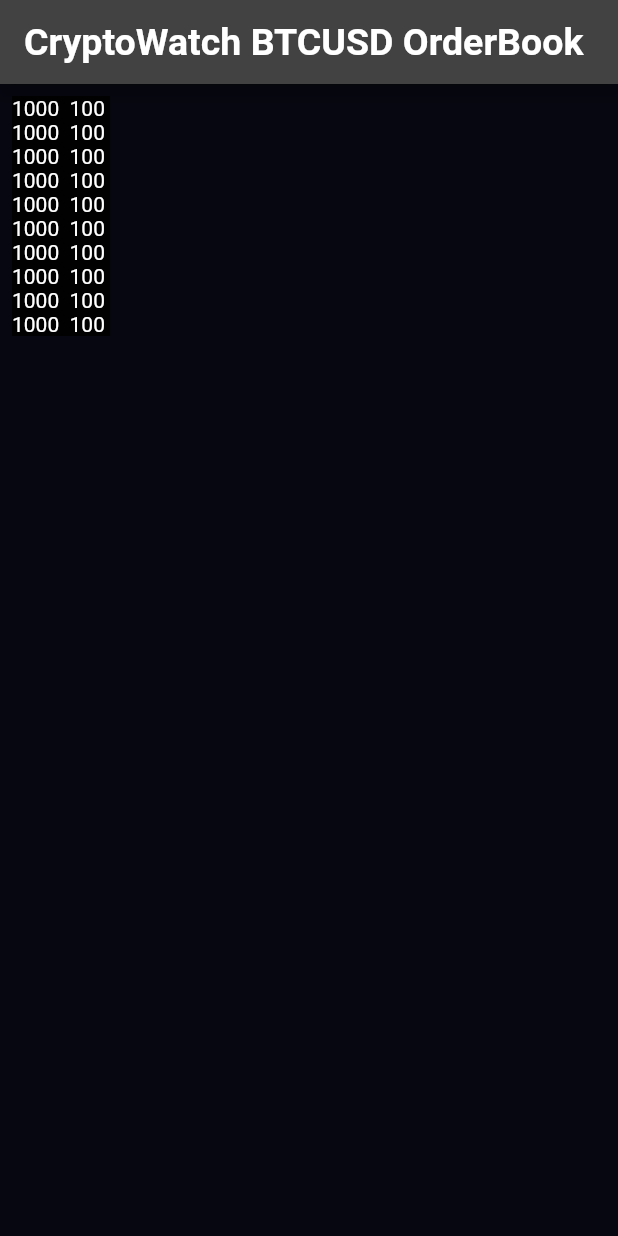
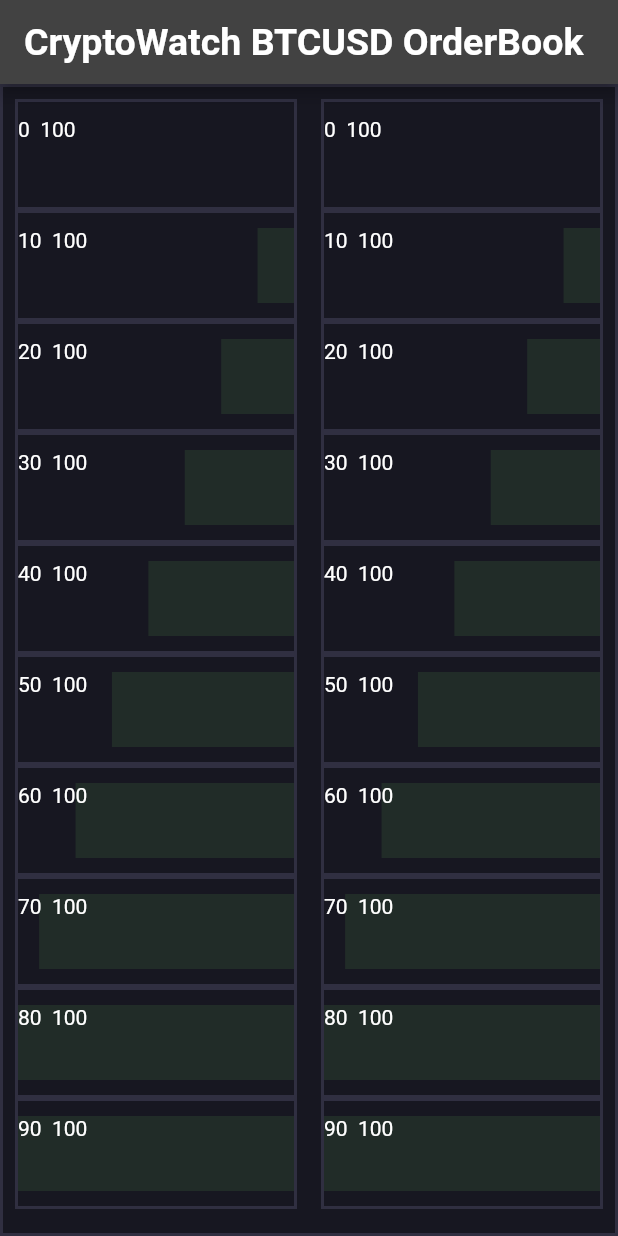
Before and after one commit to mshenawy22/Crypto-orderbook-Flutter-app-, a Flutter app: the screen it shows after launch, on a phone screen of 412 x 824 dp. Run offline on Flutter 3.47's test engine with Material 2 defaults, Android fonts, the phone set to English and light mode, and no system bars; our stand-ins replace bloc, flutter_bloc; Roboto replaces fonts that are missing (Georgia).

Commit message:
Order book UI structure

```diff
--- a/lib/ui/order_book.dart
+++ b/lib/ui/order_book.dart
@@ -1,7 +1,7 @@
 import 'package:flutter/cupertino.dart';
 import 'package:flutter/material.dart';
 
-import 'orderbook_row.dart';
+import 'order_book_column.dart';
 
 class OrderBook extends StatelessWidget {
   const OrderBook({Key? key}) : super(key: key);
@@ -10,20 +10,27 @@
   Widget build(BuildContext context) {
 
 
+    return
+      Container(
+          decoration :  ShapeDecoration(
+              color: Theme.of(context).canvasColor,
+              shape:
 
-            return ListView.builder(
-                padding: const EdgeInsets.all(8),
-                itemCount: 10,
-                itemBuilder: (BuildContext context, int index) {
-                  return OrderBookRow (price: 100 , quantity: 1000,);
+              Border.all(width: 2.0, color: Theme.of(context).dividerColor)
 
-                  //   Container(
-                  //   height: 50,
-                  //   color: Colors.amber[colorCodes[index]],
-                  //   child: Center(child: Text('Entry ${entries[index]}')),
-                  // );
-                }
-            );
+          ),
+         child : Row(
+          children:
+          [
+            OrderBookColumn(),
+            OrderBookColumn(),
 
+          ]
+
+      )
+      );
+
+
+    //
   }
 }
--- /dev/null
+++ b/lib/ui/order_book_column.dart
@@ -0,0 +1,45 @@
+import 'package:flutter/cupertino.dart';
+import 'package:flutter/material.dart';
+
+import 'orderbook_row.dart';
+
+class OrderBookColumn extends StatelessWidget {
+  const OrderBookColumn({Key? key}) : super(key: key);
+
+  @override
+  Widget build(BuildContext context) {
+
+            return
+            Expanded (
+              child :   ListView.builder(
+                  padding: const EdgeInsets.all(8),
+                  itemCount: 10,
+                  itemBuilder: (BuildContext context, int index) {
+
+                    return
+                      Container(
+                          decoration :  ShapeDecoration(
+                              color: Theme.of(context).canvasColor,
+                              shape:
+
+                              Border.all(width: 2.0, color: Theme.of(context).dividerColor)
+
+                          ),
+                          child :  OrderBookRow (price: 100 , quantity: 10*index)
+                      );
+
+
+                    //   Container(
+                    //   height: 50,
+                    //   color: Colors.amber[colorCodes[index]],
+                    //   child: Center(child: Text('Entry ${entries[index]}')),
+                    // );
+                  }
+              )
+            );
+
+
+
+
+  }
+}
--- a/lib/ui/orderbook_row.dart
+++ b/lib/ui/orderbook_row.dart
@@ -1,5 +1,7 @@
 import 'package:flutter/cupertino.dart';
 import 'package:flutter/material.dart';
+
+import '../cryptowatch_colours.dart';
 
 const colourQtyIndex = 100000;
 
@@ -13,24 +15,36 @@
 
   @override
   Widget build(BuildContext context) {
-    return Stack(
-      children :[
-        Container (
-          width:quantity/ colourQtyIndex ,
-          color: Colors.green ,
-                    ),
-          Container (
-          color: Colors.black87 ,
+    return
+      Container (
+        height : 70,
+        padding:  EdgeInsets.symmetric(vertical: 10),
+        child :  Stack(
+            children :[
 
-             child :  Text("${this.quantity}  ${this.price} " , style: TextStyle(color: Colors.white),),
+              Align(
+                alignment: Alignment.centerRight,
+                child: Container (
+                  // width:100000*quantity/ colourQtyIndex ,
+                  width:quantity *1000 /MediaQuery.of(context).size.width  ,
+                  // width:100 ,
+                  height: 50,
+                  color: GREENB,
+                ),
+              ),
+
+              Container (
 
 
+                child :  Text("${this.quantity}  ${this.price} " , style: Theme.of(context).textTheme.bodyText2),
+              ),
 
-             )
 
-      ]
+            ]
 
-    );
+        )
+      );
+
 
 
   }
```
Also changed, not shown: lib/ui/main_screen.dart (+1 -8 lines).
